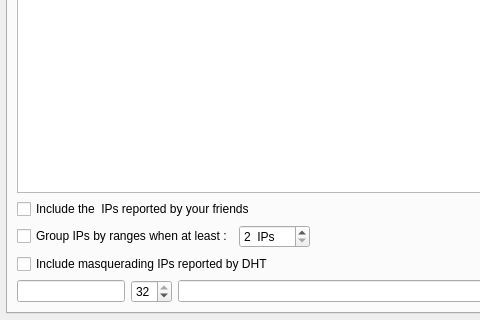
Before: the Qt Designer form retroshare-gui/src/gui/settings/ServerPage.ui in RetroShare/RetroShare, drawn with Qt 5; both pictures show x 0 to 480 and y 228 to 548 of the 661 by 548 pixel window.
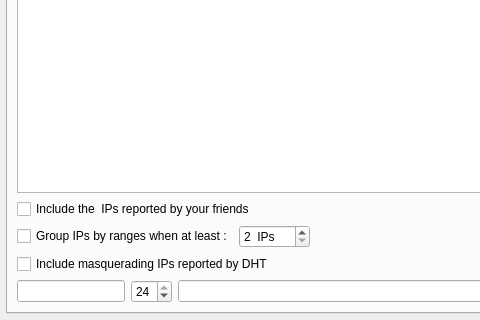
After: the same form once the commit is applied. The open tabs and pages were chosen to show the change. Icons and pictures are not drawn.

The edit to the form file:
```diff
--- a/retroshare-gui/src/gui/settings/ServerPage.ui
+++ b/retroshare-gui/src/gui/settings/ServerPage.ui
@@ -626,13 +626,13 @@
             <number>16</number>
            </property>
            <property name="maximum">
-            <number>32</number>
+            <number>24</number>
            </property>
            <property name="singleStep">
             <number>8</number>
            </property>
            <property name="value">
-            <number>32</number>
+            <number>24</number>
            </property>
           </widget>
          </item>
```
Left out of the diff: 2 changed lines with no effect on the pictures.
